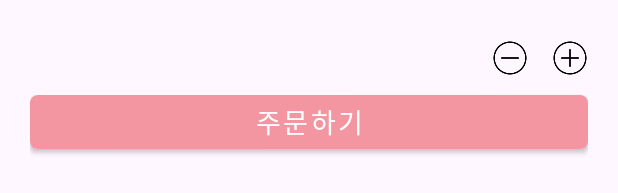
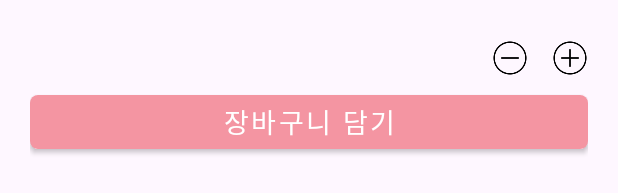
Before and after one commit to Dufrane-S/icepop, an Android app: the layout fragment_ice_cream_detail.xml on its own in the app's theme, with its tools: preview values and no code run, on a phone screen of 412 x 824 dp. Shown: the part 1013-1206 px from the top of the screen. Run offline under Robolectric (Android 15) with nearby library versions, the phone set to English and light mode, and no system bars; network calls fail; Roboto replaces fonts that are not available here.

Commit message:
Add : 장바구니 담기 네비게이션 이동

```diff
--- a/android/app/src/main/java/com/ssafy/icepop/ui/list/IceCreamDetailFragment.kt
+++ b/android/app/src/main/java/com/ssafy/icepop/ui/list/IceCreamDetailFragment.kt
@@ -119,6 +119,8 @@ class IceCreamDetailFragment : BaseFragment<FragmentIceCreamDetailBinding> (
             )
 
             activityViewModel.addToCart(iceCreamCartItem)
+
+            mainActivity.openFragment(MainActivity.ICE_CREAM_LIST_FRAGMENT)
         }
 
         binding.countPlusBtn.setOnClickListener {
--- a/android/app/src/main/res/layout/fragment_ice_cream_detail.xml
+++ b/android/app/src/main/res/layout/fragment_ice_cream_detail.xml
@@ -211,7 +211,7 @@
             android:layout_height="wrap_content"
             android:layout_marginTop="5dp"
             android:layout_marginBottom="40dp"
-            android:text="주문하기"
+            android:text="장바구니 담기"
             style="@style/customMaterialButtonStyle" />
     </LinearLayout>
 
```
